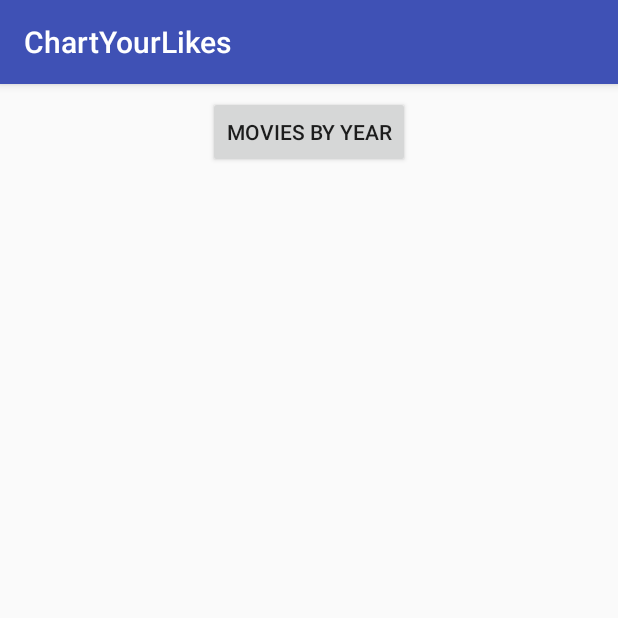
After one commit to cal2195/ChartYourLikes, an Android app: the fragment ChartListFragment shown on its own in the app's theme, on a phone screen of 412 x 824 dp, the top half of it. The commit adds this screen. Run offline under Robolectric (Android 15) with nearby library versions, the phone set to English and light mode, and no system bars.

Commit message:
Adding better chart list!

```diff
--- /dev/null
+++ b/app/src/main/java/com/martin/cal/chartyourlikes/ChartListFragment.java
@@ -0,0 +1,73 @@
+package com.martin.cal.chartyourlikes;
+
+
+import android.content.Intent;
+import android.os.Bundle;
+import android.support.v4.app.Fragment;
+import android.view.LayoutInflater;
+import android.view.View;
+import android.view.ViewGroup;
+import android.widget.Button;
+
+import com.martin.cal.chartyourlikes.charts.BarChartYears;
+
+
+/**
+ * A simple {@link Fragment} subclass.
+ * Use the {@link ChartListFragment#newInstance} factory method to
+ * create an instance of this fragment.
+ */
+public class ChartListFragment extends Fragment {
+
+    enum Charts { YEAR_BARCHART };
+
+    public ChartListFragment() {
+        // Required empty public constructor
+    }
+
+    /**
+     * Use this factory method to create a new instance of
+     * this fragment using the provided parameters.
+     *
+     * @return A new instance of fragment ChartListFragment.
+     */
+    // TODO: Rename and change types and number of parameters
+    public static ChartListFragment newInstance() {
+        ChartListFragment fragment = new ChartListFragment();
+        return fragment;
+    }
+
+    @Override
+    public void onCreate(Bundle savedInstanceState) {
+        super.onCreate(savedInstanceState);
+    }
+
+    @Override
+    public View onCreateView(LayoutInflater inflater, ViewGroup container,
+                             Bundle savedInstanceState) {
+        // Inflate the layout for this fragment
+        View rootView = inflater.inflate(R.layout.fragment_chart_list, container, false);
+
+        Button moviesByYearButton = (Button) rootView.findViewById(R.id.moviesByYear);
+        moviesByYearButton.setOnClickListener(new View.OnClickListener() {
+            @Override
+            public void onClick(View v) {
+                showChart(Charts.YEAR_BARCHART);
+            }
+        });
+
+        return rootView;
+    }
+
+    private void showChart(Charts chart)
+    {
+        switch (chart)
+        {
+            case YEAR_BARCHART:
+                Intent intent = new Intent(getContext(), BarChartYears.class);
+                startActivity(intent);
+                break;
+        }
+    }
+
+}
--- /dev/null
+++ b/app/src/main/res/layout/fragment_chart_list.xml
@@ -0,0 +1,26 @@
+<FrameLayout xmlns:android="http://schemas.android.com/apk/res/android"
+    xmlns:app="http://schemas.android.com/apk/res-auto"
+    xmlns:tools="http://schemas.android.com/tools"
+    android:layout_width="match_parent"
+    android:layout_height="match_parent"
+    tools:context="com.martin.cal.chartyourlikes.ChartListFragment">
+
+    <!-- TODO: Update blank fragment layout -->
+
+    <android.support.constraint.ConstraintLayout
+        android:layout_width="match_parent"
+        android:layout_height="match_parent">
+
+        <Button
+            android:id="@+id/moviesByYear"
+            android:layout_width="wrap_content"
+            android:layout_height="wrap_content"
+            android:layout_marginLeft="8dp"
+            android:layout_marginRight="8dp"
+            android:layout_marginTop="8dp"
+            android:text="Movies by Year"
+            app:layout_constraintLeft_toLeftOf="parent"
+            app:layout_constraintRight_toRightOf="parent"
+            app:layout_constraintTop_toTopOf="parent" />
+    </android.support.constraint.ConstraintLayout>
+</FrameLayout>
```
Also changed, not shown: app/src/main/java/com/martin/cal/chartyourlikes/MovieFragment.java (deleted, +0 -110 lines), app/src/main/java/com/martin/cal/chartyourlikes/MyMovieRecyclerViewAdapter.java (deleted, +0 -77 lines), app/src/main/java/com/martin/cal/chartyourlikes/PagerActivity.java (+2 -9 lines), app/src/main/java/com/martin/cal/chartyourlikes/dummy/DummyContent.java (deleted, +0 -72 lines), app/src/main/res/layout/fragment_movie.xml (deleted, +0 -20 lines), app/src/main/res/layout/fragment_movie_list.xml (deleted, +0 -13 lines).
